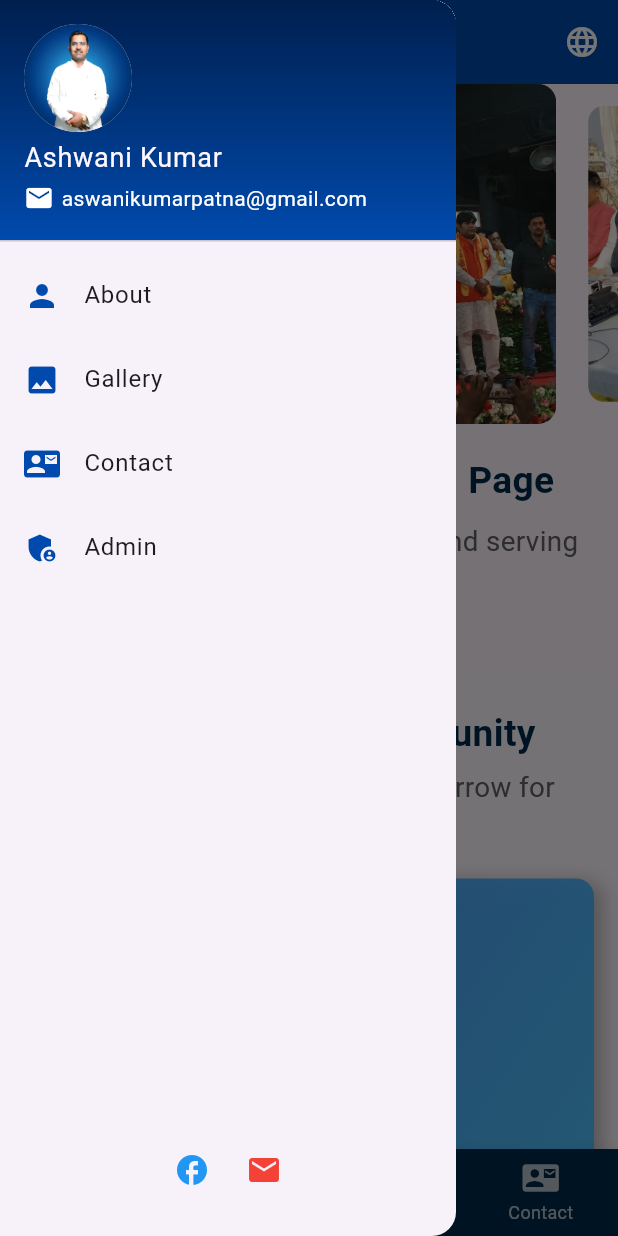
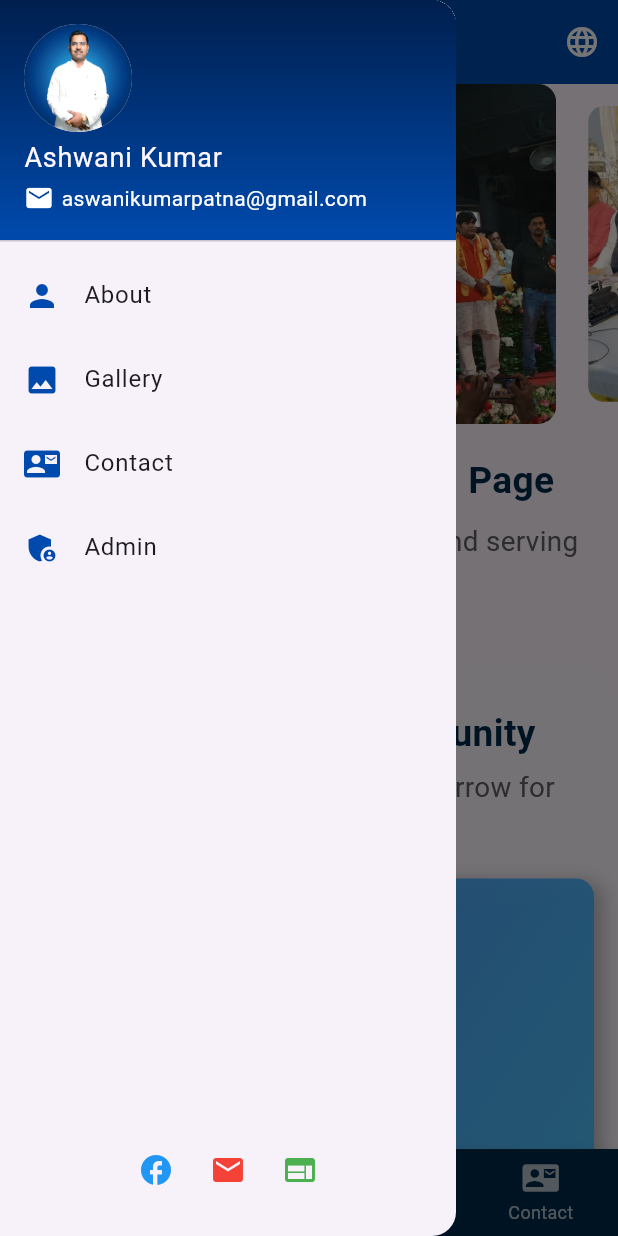
Before and after one commit to kumarharsh7070/personal_portfolio, a Flutter app: the screen it shows after launch, with the side drawer open, on a phone screen of 412 x 824 dp. Run offline on Flutter 3.47's test engine with Material 3 defaults, Android fonts, the phone set to English and light mode, and no system bars; drawn by our look-alikes of carousel_slider; our stand-ins replace cloud_firestore, firebase_core, flutter_animate, font_awesome_flutter, pdf, permission_handler; accounts and stored records are empty.

Commit message:
all url done

```diff
--- a/lib/screens/home_screen.dart
+++ b/lib/screens/home_screen.dart
@@ -117,6 +117,11 @@ class _HomeScreenState extends State<HomeScreen> {
                     Colors.red,
                     "mailto:aswanikumarpatna@gmail.com",
                   ),
+                  _buildSocialIcon(
+                    Icons.web,
+                    Colors.green,
+                    "https://ashwanikumar.org/",
+                  ),
                 ],
               ),
             ),
```
